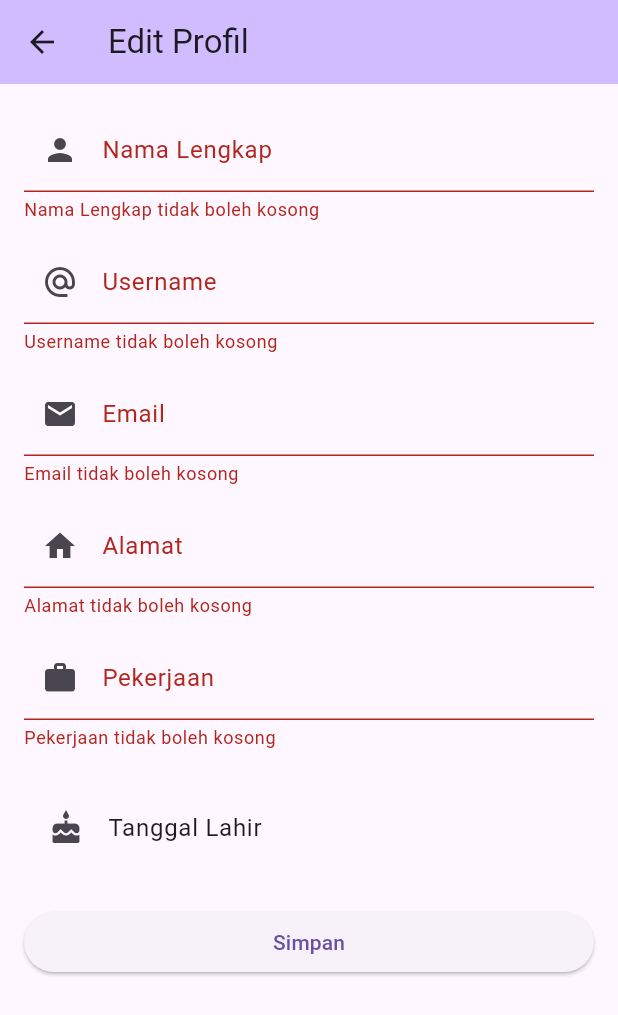
After one commit to thisisjackii/ta_client, a Flutter app: the ProfileEditPage screen opened directly, after a tap on "Tanggal Lahir", after a tap on "Simpan", on a phone screen of 412 x 824 dp. The commit adds this screen. Shown: the top 1015 px of the screen. Run offline on Flutter 3.47's test engine with Material 3 defaults, Android fonts, the phone set to English and light mode, and no system bars; our stand-ins replace another_xlider, bloc, connectivity_plus, equatable, fl_chart, flutter_bloc and 9 more; missing offline and left inert: easy_latex; accounts and stored records are empty; network calls fail.

Commit message:
[FUNC] Implement profile feature; add ProfileBloc, ProfileService, and UI for profile management including viewing and editing user details

```diff
--- a/lib/app/routes/routes.dart
+++ b/lib/app/routes/routes.dart
@@ -1,6 +1,7 @@
 // routes.dart
 import 'package:flutter/material.dart';
 import 'package:ta_client/core/screens/screens.dart';
+import 'package:ta_client/features/profile/view/profile_page.dart';
 import 'package:ta_client/features/transaction/models/transaction.dart';
 import 'package:ta_client/features/transaction/view/double_entry_recap_page.dart';
 
@@ -31,6 +32,8 @@
   static const budgetingDashboard = '/budgeting-dashboard';
 
   static const doubleEntryRecapPage = '/double-entry-recap-page';
+  static const profilePage = '/profile';
+  static const profileEdit = '/profile/edit';
 
   static Route<dynamic> generateRoute(RouteSettings settings) {
     switch (settings.name) {
@@ -150,6 +153,11 @@
           builder: (_) => ViewTransactionPage(transaction: transaction),
           settings: settings,
         );
+      case profilePage:
+        return MaterialPageRoute(
+          builder: (_) => const ProfilePage(),
+          settings: settings,
+        );
       default:
         debugPrint('Unknown route: ${settings.name}');
         return MaterialPageRoute(
--- a/lib/app/view/app.dart
+++ b/lib/app/view/app.dart
@@ -13,6 +13,8 @@ import 'package:ta_client/features/evaluation/bloc/evaluation_bloc.dart';
 import 'package:ta_client/features/evaluation/repositories/evaluation_repository.dart';
 import 'package:ta_client/features/login/bloc/login_bloc.dart';
 import 'package:ta_client/features/login/services/login_service.dart';
+import 'package:ta_client/features/profile/bloc/profile_bloc.dart';
+import 'package:ta_client/features/profile/repositories/profile_repository.dart';
 import 'package:ta_client/features/register/bloc/register_bloc.dart';
 import 'package:ta_client/features/register/services/register_service.dart';
 import 'package:ta_client/features/transaction/bloc/dashboard_bloc.dart';
@@ -54,6 +56,9 @@ class App extends StatelessWidget {
         BlocProvider<EvaluationBloc>(
           create: (context) => EvaluationBloc(sl<EvaluationRepository>()),
         ),
+        BlocProvider<ProfileBloc>(
+          create: (context) => ProfileBloc(repository: sl<ProfileRepository>()),
+        ),
       ],
       child: MultiProvider(
         providers: [
--- a/lib/features/evaluation/view/evaluation_history_page.dart
+++ b/lib/features/evaluation/view/evaluation_history_page.dart
@@ -20,7 +20,8 @@ class EvaluationHistoryPage extends StatelessWidget {
         }
         return Scaffold(
           appBar: AppBar(
-            title: const Text(AppStrings.evaluationHistoryTitle,
+            title: const Text(
+              AppStrings.evaluationHistoryTitle,
               style: TextStyle(fontSize: 14, fontWeight: FontWeight.bold),
             ),
             backgroundColor: AppColors.greyBackground,
--- /dev/null
+++ b/lib/features/profile/bloc/profile_bloc.dart
@@ -0,0 +1,42 @@
+// lib/features/profile/bloc/profile_bloc.dart
+import 'package:flutter_bloc/flutter_bloc.dart';
+import 'package:ta_client/features/profile/bloc/profile_event.dart';
+import 'package:ta_client/features/profile/bloc/profile_state.dart';
+import 'package:ta_client/features/profile/repositories/profile_repository.dart';
+
+class ProfileBloc extends Bloc<ProfileEvent, ProfileState> {
+
+  ProfileBloc({required ProfileRepository repository})
+    : _repository = repository,
+      super(ProfileInitial()) {
+    on<ProfileLoadRequested>(_onLoad);
+    on<ProfileUpdateRequested>(_onUpdate);
+  }
+  final ProfileRepository _repository;
+
+  Future<void> _onLoad(
+    ProfileLoadRequested event,
+    Emitter<ProfileState> emit,
+  ) async {
+    emit(ProfileLoadInProgress());
+    try {
+      final user = await _repository.getProfile();
+      emit(ProfileLoadSuccess(user));
+    } catch (e) {
+      emit(ProfileLoadFailure(e.toString()));
+    }
+  }
+
+  Future<void> _onUpdate(
+    ProfileUpdateRequested event,
+    Emitter<ProfileState> emit,
+  ) async {
+    emit(ProfileLoadInProgress());
+    try {
+      final updated = await _repository.saveProfile(event.user);
+      emit(ProfileLoadSuccess(updated));
+    } catch (e) {
+      emit(ProfileLoadFailure(e.toString()));
+    }
+  }
+}
--- /dev/null
+++ b/lib/features/profile/bloc/profile_event.dart
@@ -0,0 +1,17 @@
+// lib/features/profile/bloc/profile_event.dart
+import 'package:equatable/equatable.dart';
+import 'package:ta_client/features/profile/models/user_model.dart';
+
+abstract class ProfileEvent extends Equatable {
+  @override
+  List<Object?> get props => [];
+}
+
+class ProfileLoadRequested extends ProfileEvent {}
+
+class ProfileUpdateRequested extends ProfileEvent {
+  ProfileUpdateRequested(this.user);
+  final User user;
+  @override
+  List<Object?> get props => [user];
+}
--- /dev/null
+++ b/lib/features/profile/bloc/profile_state.dart
@@ -0,0 +1,26 @@
+// lib/features/profile/bloc/profile_state.dart
+import 'package:equatable/equatable.dart';
+import 'package:ta_client/features/profile/models/user_model.dart';
+
+abstract class ProfileState extends Equatable {
+  @override
+  List<Object?> get props => [];
+}
+
+class ProfileInitial extends ProfileState {}
+
+class ProfileLoadInProgress extends ProfileState {}
+
+class ProfileLoadSuccess extends ProfileState {
+  ProfileLoadSuccess(this.user);
+  final User user;
+  @override
+  List<Object?> get props => [user];
+}
+
+class ProfileLoadFailure extends ProfileState {
+  ProfileLoadFailure(this.error);
+  final String error;
+  @override
+  List<Object?> get props => [error];
+}
--- /dev/null
+++ b/lib/features/profile/models/user_model.dart
@@ -0,0 +1,61 @@
+// lib/features/profile/models/user_model.dart
+class User {
+
+  User({
+    required this.id,
+    required this.name,
+    required this.username,
+    required this.email,
+    required this.address,
+    required this.birthdate,
+    required this.occupation,
+  });
+
+  factory User.fromJson(Map<String, dynamic> json) {
+    return User(
+      id: json['id'] as String,
+      name: json['name'] as String,
+      username: json['username'] as String,
+      email: json['email'] as String,
+      address: json['address'] as String,
+      birthdate: DateTime.parse(json['birthdate'] as String),
+      occupation: json['occupation'] as String,
+    );
+  }
+  final String id;
+  final String name;
+  final String username;
+  final String email;
+  final String address;
+  final DateTime birthdate;
+  final String occupation;
+
+  Map<String, dynamic> toJson() => {
+    'id': id,
+    'name': name,
+    'username': username,
+    'email': email,
+    'address': address,
+    'birthdate': birthdate.toIso8601String(),
+    'occupation': occupation,
+  };
+  User copyWith({
+    String? id,
+    String? name,
+    String? username,
+    String? email,
+    String? address,
+    DateTime? birthdate,
+    String? occupation,
+  }) {
+    return User(
+      id: id ?? this.id,
+      name: name ?? this.name,
+      username: username ?? this.username,
+      email: email ?? this.email,
+      address: address ?? this.address,
+      birthdate: birthdate ?? this.birthdate,
+      occupation: occupation ?? this.occupation,
+    );
+  }
+}
--- /dev/null
+++ b/lib/features/profile/repositories/profile_repository.dart
@@ -0,0 +1,11 @@
+// lib/features/profile/repositories/profile_repository.dart
+import 'package:ta_client/features/profile/models/user_model.dart';
+import 'package:ta_client/features/profile/services/profile_service.dart';
+
+class ProfileRepository {
+  ProfileRepository({required ProfileService service}) : _service = service;
+  final ProfileService _service;
+
+  Future<User> getProfile() => _service.fetchProfile();
+  Future<User> saveProfile(User user) => _service.updateProfile(user);
+}
--- /dev/null
+++ b/lib/features/profile/services/profile_service.dart
@@ -0,0 +1,36 @@
+// lib/features/profile/services/profile_service.dart
+import 'dart:convert';
+import 'package:http/http.dart' as http;
+import 'package:ta_client/core/utils/authenticated_client.dart';
+import 'package:ta_client/features/profile/models/user_model.dart';
+
+class ProfileService {
+  ProfileService({required String baseUrl})
+    : _baseUrl = baseUrl,
+      _client = AuthenticatedClient(http.Client());
+
+  final String _baseUrl;
+  final http.Client _client;
+
+  Future<User> fetchProfile() async {
+    final resp = await _client.get(Uri.parse('$_baseUrl/users/profile'));
+    if (resp.statusCode == 200) {
+      final data = json.decode(resp.body);
+      return User.fromJson((data['user'] ?? data) as Map<String, dynamic>);
+    }
+    throw Exception('Failed to load profile');
+  }
+
+  Future<User> updateProfile(User user) async {
+    final resp = await _client.put(
+      Uri.parse('$_baseUrl/users/profile'),
+      headers: {'Content-Type': 'application/json'},
+      body: json.encode(user.toJson()),
+    );
+    if (resp.statusCode == 200) {
+      final data = json.decode(resp.body);
+      return User.fromJson((data['user'] ?? data) as Map<String, dynamic>);
+    }
+    throw Exception('Failed to update profile');
+  }
+}
--- /dev/null
+++ b/lib/features/profile/view/profile_edit_page.dart
@@ -0,0 +1,180 @@
+import 'package:flutter/material.dart';
+import 'package:flutter_bloc/flutter_bloc.dart';
+import 'package:intl/intl.dart';
+import 'package:ta_client/app/routes/routes.dart';
+import 'package:ta_client/features/profile/bloc/profile_bloc.dart';
+import 'package:ta_client/features/profile/bloc/profile_event.dart';
+import 'package:ta_client/features/profile/bloc/profile_state.dart';
+
+class ProfileEditPage extends StatefulWidget {
+  const ProfileEditPage({super.key});
+
+  @override
+  _ProfileEditPageState createState() => _ProfileEditPageState();
+}
+
+class _ProfileEditPageState extends State<ProfileEditPage> {
+  final _formKey = GlobalKey<FormState>();
+
+  late TextEditingController _nameController;
+  late TextEditingController _emailController;
+  late TextEditingController _usernameController;
+  late TextEditingController _addressController;
+  late TextEditingController _occupationController;
+  DateTime? _birthdate;
+
+  @override
+  void initState() {
+    super.initState();
+    final state = context.read<ProfileBloc>().state;
+
+    if (state is ProfileLoadSuccess) {
+      final user = state.user;
+      _nameController = TextEditingController(text: user.name);
+      _emailController = TextEditingController(text: user.email);
+      _usernameController = TextEditingController(text: user.username);
+      _addressController = TextEditingController(text: user.address);
+      _occupationController = TextEditingController(text: user.occupation);
+      _birthdate = user.birthdate;
+    } else {
+      _nameController = TextEditingController();
+      _emailController = TextEditingController();
+      _usernameController = TextEditingController();
+      _addressController = TextEditingController();
+      _occupationController = TextEditingController();
+      context.read<ProfileBloc>().add(ProfileLoadRequested());
+    }
+  }
+
+  @override
+  void dispose() {
+    _nameController.dispose();
+    _emailController.dispose();
+    _usernameController.dispose();
+    _addressController.dispose();
+    _occupationController.dispose();
+    super.dispose();
+  }
+
+  void _onSave() {
+    if (!_formKey.currentState!.validate() || _birthdate == null) return;
+
+    final state = context.read<ProfileBloc>().state;
+    if (state is! ProfileLoadSuccess) return;
+
+    final updated = state.user.copyWith(
+      name: _nameController.text.trim(),
+      email: _emailController.text.trim(),
+      username: _usernameController.text.trim(),
+      address: _addressController.text.trim(),
+      occupation: _occupationController.text.trim(),
+      birthdate: _birthdate,
+    );
+
+    context.read<ProfileBloc>().add(ProfileUpdateRequested(updated));
+  }
+
+  Future<void> _pickBirthdate() async {
+    final date = await showDatePicker(
+      context: context,
+      initialDate: _birthdate ?? DateTime(2000),
+      firstDate: DateTime(1900),
+      lastDate: DateTime.now(),
+    );
+
+    if (date != null) {
+      setState(() {
+        _birthdate = date;
+      });
+    }
+  }
+
+  @override
+  Widget build(BuildContext context) {
+    return Scaffold(
+      appBar: AppBar(title: const Text('Edit Profil')),
+      body: BlocConsumer<ProfileBloc, ProfileState>(
+        listener: (context, state) {
+          if (state is ProfileLoadSuccess) {
+            Navigator.pushReplacementNamed(context, Routes.profilePage);
+          } else if (state is ProfileLoadFailure) {
+            ScaffoldMessenger.of(
+              context,
+            ).showSnackBar(SnackBar(content: Text(state.error)));
+          }
+        },
+        builder: (context, state) {
+          if (state is ProfileLoadInProgress) {
+            return const Center(child: CircularProgressIndicator());
+          }
+
+          return Padding(
+            padding: const EdgeInsets.all(16),
+            child: Form(
+              key: _formKey,
+              child: ListView(
+                children: [
+                  _buildTextField(
+                    _nameController,
+                    'Nama Lengkap',
+                    Icons.person,
+                  ),
+                  _buildTextField(
+                    _usernameController,
+                    'Username',
+                    Icons.alternate_email,
+                  ),
+                  _buildTextField(
+                    _emailController,
+                    'Email',
+                    Icons.email,
+                    keyboardType: TextInputType.emailAddress,
+                  ),
+                  _buildTextField(_addressController, 'Alamat', Icons.home),
+                  _buildTextField(
+                    _occupationController,
+                    'Pekerjaan',
+                    Icons.work,
+                  ),
+                  const SizedBox(height: 12),
+                  ListTile(
+                    leading: const Icon(Icons.cake),
+                    title: Text(
+                      _birthdate != null
+                          ? DateFormat('yyyy-MM-dd').format(_birthdate!)
+                          : 'Tanggal Lahir',
+                    ),
+                    onTap: _pickBirthdate,
+                  ),
+                  const SizedBox(height: 24),
+                  ElevatedButton(
+                    onPressed: _onSave,
+                    child: const Text('Simpan'),
+                  ),
+                ],
+              ),
+            ),
+          );
+        },
+      ),
+    );
+  }
+
+  Widget _buildTextField(
+    TextEditingController controller,
+    String label,
+    IconData icon, {
+    TextInputType keyboardType = TextInputType.text,
+  }) {
+    return Padding(
+      padding: const EdgeInsets.only(bottom: 12),
+      child: TextFormField(
+        controller: controller,
+        decoration: InputDecoration(labelText: label, prefixIcon: Icon(icon)),
+        keyboardType: keyboardType,
+        validator: (v) =>
+            (v == null || v.isEmpty) ? '$label tidak boleh kosong' : null,
+      ),
+    );
+  }
+}
```
Also changed, not shown: lib/core/services/service_locator.dart (+8 -0 lines), lib/core/widgets/custom_bottom_navbar.dart (+12 -3 lines), lib/features/profile/view/profile_page.dart (added, +101 -0 lines).
